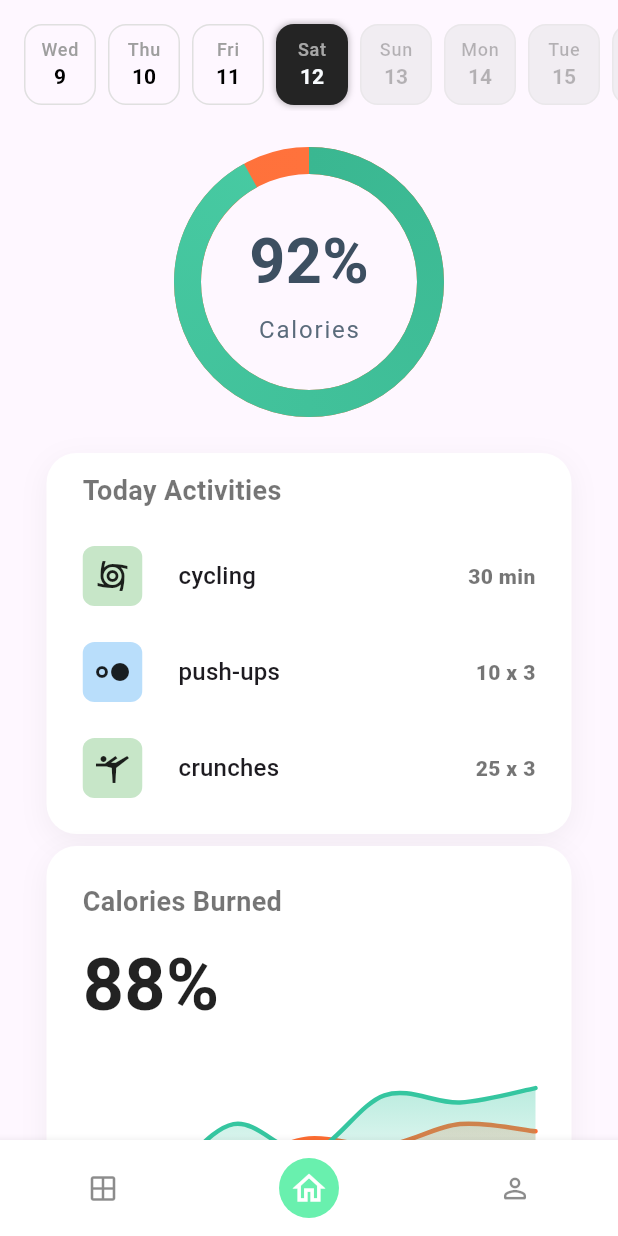
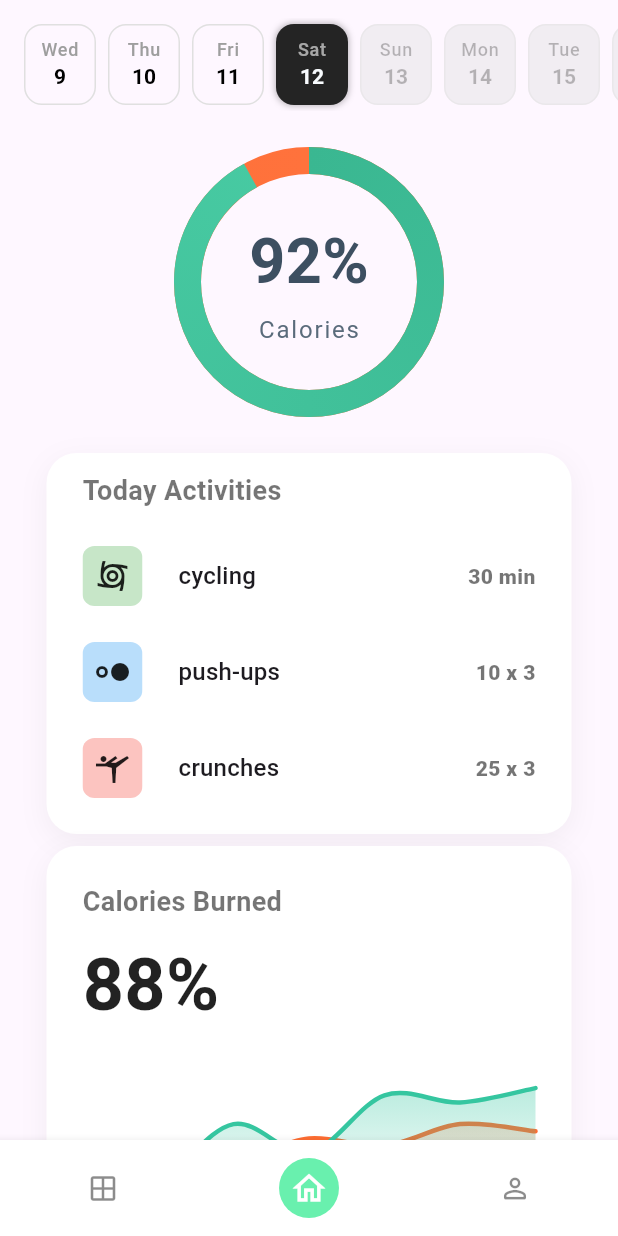
Before and after one commit to hamidjalili59/zest, a Flutter app: the HomePage screen opened by its route, on a phone screen of 412 x 824 dp. Run offline on Flutter 3.47's test engine with Material 3 defaults, Android fonts, the phone set to English and light mode, and no system bars; our stand-ins replace dio, drift, drift_flutter, equatable, flutter_svg, freezed_annotation and 6 more; missing offline and left inert: dio_smart_retry; accounts and stored records are empty; generated files the repository leaves out were written again.

Commit message:
chore: fix scroll in activities

```diff
--- a/lib/src/features/home/presentation/widgets/daily_activities_widget.dart
+++ b/lib/src/features/home/presentation/widgets/daily_activities_widget.dart
@@ -21,7 +21,7 @@ class DailyActivitiesWidget extends StatelessWidget {
       },
       {
         'title': 'crunches',
-        'color': Colors.green,
+        'color': Colors.red,
         'icon': Icons.sports_gymnastics_outlined,
         'value': '25 x 3',
       },
@@ -54,6 +54,7 @@ class DailyActivitiesWidget extends StatelessWidget {
           ),
           ListView.builder(
             shrinkWrap: true,
+            physics: const NeverScrollableScrollPhysics(),
             itemCount: activities.length,
             itemBuilder: (context, index) {
               return SizedBox(
```
